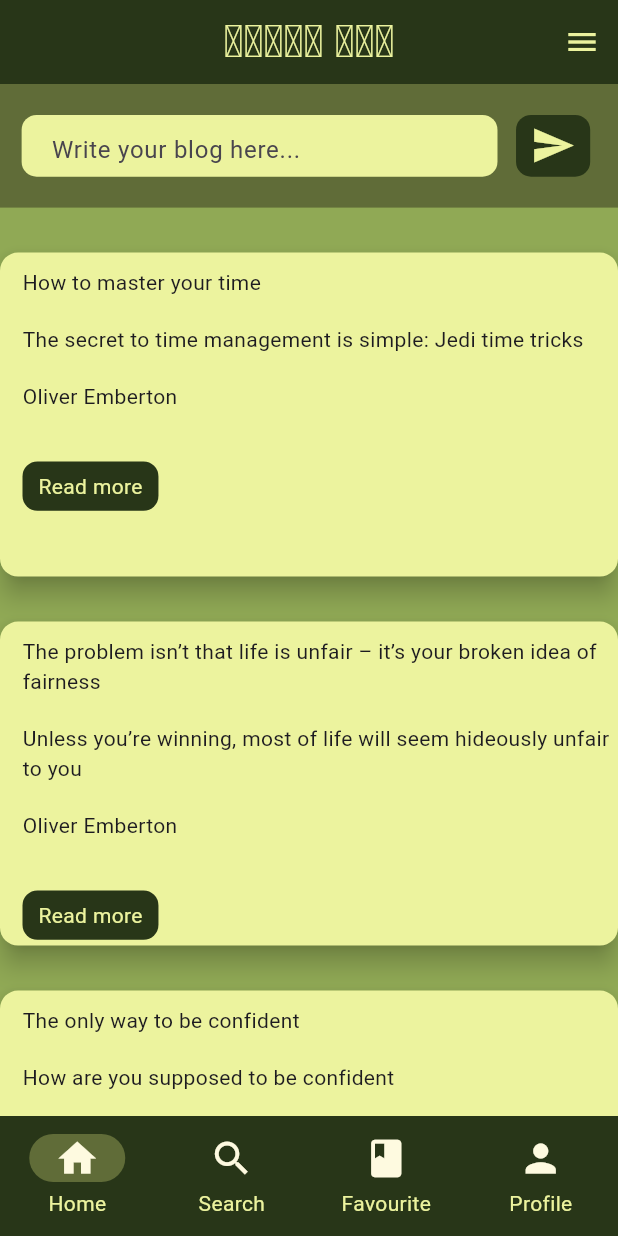
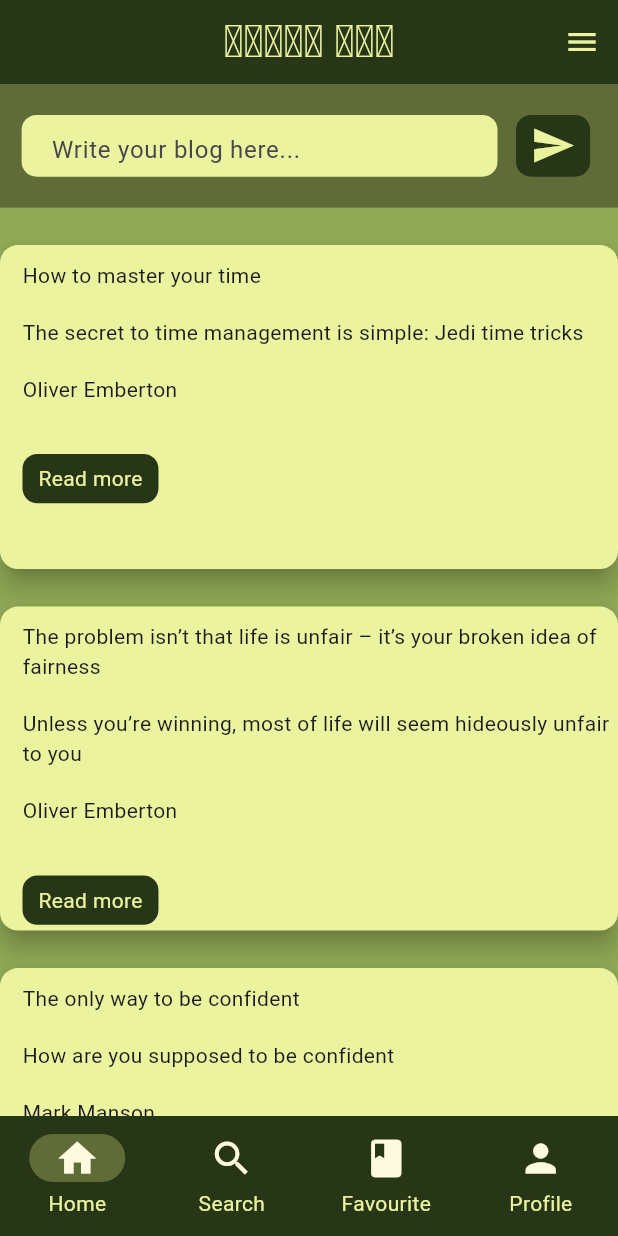
Before and after one commit to NetflixUser22232/blog_app_flutter, a Flutter app: the screen it shows after launch, on a phone screen of 412 x 824 dp. Run offline on Flutter 3.47's test engine with Material 3 defaults, Android fonts, the phone set to English and light mode, and no system bars; our stand-ins replace flutter_rating_bar.

Commit message:
minor changes

```diff
--- a/lib/widgets/my_blog_card.dart
+++ b/lib/widgets/my_blog_card.dart
@@ -23,10 +23,10 @@ class MyBlogCard extends StatelessWidget {
       color: Color(0xFFecf39e),
       //  Color(0xFFfefae0),
       //  Colors.white,
-      margin: EdgeInsets.only(top: 30),
+      margin: EdgeInsets.only(top: 25),
       child: Container(
         margin: EdgeInsets.only(left: 15, top: 10),
-        width: width * 0.24,
+        width: width * 0.4,
         height: height * 0.25,
         child: Column(
           crossAxisAlignment: CrossAxisAlignment.start,
```
